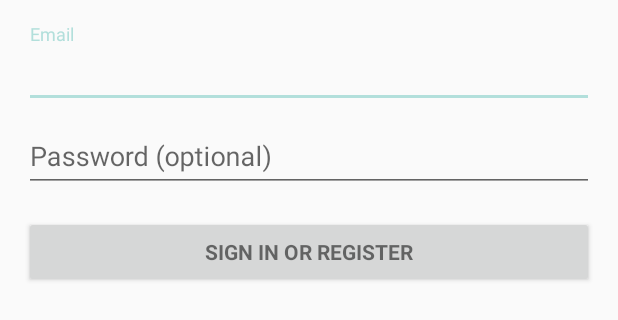
After one commit to lucy-ar/mobile-app, an Android app: the layout activity_login.xml on its own in the app's theme, with its tools: preview values and no code run, on a phone screen of 412 x 824 dp. The commit adds this screen. Shown: the top 320 px of the screen. Run offline under Robolectric (Android 15) with nearby library versions, the phone set to English and light mode, and no system bars.

Commit message:
added empty fragments for some of the menu items, login page activity. TODO: fill in these blank fragments

```diff
--- a/android-dev/app/build.gradle
+++ b/android-dev/app/build.gradle
@@ -31,6 +31,7 @@ dependencies {
     implementation fileTree(dir: 'libs', include: ['*.jar'])
     implementation 'com.android.support:appcompat-v7:28.0.0'
     implementation 'com.android.support.constraint:constraint-layout:1.1.3'
+    implementation 'com.android.support:support-v4:28.0.0'
     testImplementation 'junit:junit:4.12'
     androidTestImplementation 'com.android.support.test:runner:1.0.2'
     androidTestImplementation 'com.android.support.test.espresso:espresso-core:3.0.2'
@@ -43,5 +44,4 @@ dependencies {
     implementation 'com.squareup.retrofit2:converter-gson:2.4.0'
 
 
-
 }
--- /dev/null
+++ b/android-dev/app/src/main/res/layout/activity_login.xml
@@ -0,0 +1,78 @@
+<?xml version="1.0" encoding="utf-8"?>
+<LinearLayout xmlns:android="http://schemas.android.com/apk/res/android"
+    xmlns:tools="http://schemas.android.com/tools"
+    android:layout_width="match_parent"
+    android:layout_height="match_parent"
+    android:gravity="center_horizontal"
+    android:orientation="vertical"
+    android:paddingBottom="@dimen/activity_vertical_margin"
+    android:paddingLeft="@dimen/activity_horizontal_margin"
+    android:paddingRight="@dimen/activity_horizontal_margin"
+    android:paddingTop="@dimen/activity_vertical_margin"
+    tools:context=".LoginActivity">
+
+    <!-- Login progress -->
+    <ProgressBar
+        android:id="@+id/login_progress"
+        style="?android:attr/progressBarStyleLarge"
+        android:layout_width="wrap_content"
+        android:layout_height="wrap_content"
+        android:layout_marginBottom="8dp"
+        android:visibility="gone" />
+
+    <ScrollView
+        android:id="@+id/login_form"
+        android:layout_width="match_parent"
+        android:layout_height="match_parent">
+
+        <LinearLayout
+            android:id="@+id/email_login_form"
+            android:layout_width="match_parent"
+            android:layout_height="wrap_content"
+            android:orientation="vertical">
+
+            <android.support.design.widget.TextInputLayout
+                android:layout_width="match_parent"
+                android:layout_height="wrap_content">
+
+                <AutoCompleteTextView
+                    android:id="@+id/email"
+                    android:layout_width="match_parent"
+                    android:layout_height="wrap_content"
+                    android:hint="@string/prompt_email"
+                    android:inputType="textEmailAddress"
+                    android:maxLines="1"
+                    android:singleLine="true" />
+
+            </android.support.design.widget.TextInputLayout>
+
+            <android.support.design.widget.TextInputLayout
+                android:layout_width="match_parent"
+                android:layout_height="wrap_content">
+
+                <EditText
+                    android:id="@+id/password"
+                    android:layout_width="match_parent"
+                    android:layout_height="wrap_content"
+                    android:hint="@string/prompt_password"
+                    android:imeActionId="6"
+                    android:imeActionLabel="@string/action_sign_in_short"
+                    android:imeOptions="actionUnspecified"
+                    android:inputType="textPassword"
+                    android:maxLines="1"
+                    android:singleLine="true" />
+
+            </android.support.design.widget.TextInputLayout>
+
+            <Button
+                android:id="@+id/email_sign_in_button"
+                style="?android:textAppearanceSmall"
+                android:layout_width="match_parent"
+                android:layout_height="wrap_content"
+                android:layout_marginTop="16dp"
+                android:text="@string/action_sign_in"
+                android:textStyle="bold" />
+
+        </LinearLayout>
+    </ScrollView>
+</LinearLayout>
--- a/android-dev/app/src/main/res/layout/app_bottom_bar.xml
+++ b/android-dev/app/src/main/res/layout/app_bottom_bar.xml
@@ -7,8 +7,7 @@
 
     <TextView
         android:layout_width="match_parent"
-        android:layout_height="match_parent"
-        android:text="Hello"/>
+        android:layout_height="match_parent"/>
 
     <ImageView
         android:layout_width="wrap_content"
--- a/android-dev/app/src/main/res/values/dimens.xml
+++ b/android-dev/app/src/main/res/values/dimens.xml
@@ -1,4 +1,7 @@
 <?xml version="1.0" encoding="utf-8"?>
 <resources xmlns:tools="http://schemas.android.com/tools">
     <dimen name="design_fab_image_size" tools:override="true">36dp</dimen>
+    <!-- Default screen margins, per the Android Design guidelines. -->
+    <dimen name="activity_horizontal_margin">16dp</dimen>
+    <dimen name="activity_vertical_margin">16dp</dimen>
 </resources>
--- a/android-dev/app/src/main/res/values/strings.xml
+++ b/android-dev/app/src/main/res/values/strings.xml
@@ -6,4 +6,21 @@
     <string name="send">SEND</string>
     <string name="menu">MENU</string>
     <string name="search">SEARCH</string>
+
+    <!-- TODO: Remove or change this placeholder text -->
+    <string name="hello_blank_fragment">Hello blank fragment</string>
+    <string name="title_activity_login">Sign in</string>
+
+    <!-- Strings related to login -->
+    <string name="prompt_email">Email</string>
+    <string name="prompt_password">Password (optional)</string>
+    <string name="action_sign_in">Sign in or register</string>
+    <string name="action_sign_in_short">Sign in</string>
+    <string name="error_invalid_email">This email address is invalid</string>
+    <string name="error_invalid_password">This password is too short</string>
+    <string name="error_incorrect_password">This password is incorrect</string>
+    <string name="error_field_required">This field is required</string>
+    <string name="permission_rationale">"Contacts permissions are needed for providing email
+        completions."
+    </string>
 </resources>
```
Also changed, not shown: android-dev/app/src/main/AndroidManifest.xml (+9 -1 lines), android-dev/app/src/main/java/com/example/aidan/lucyar/LoginActivity.java (added, +349 -0 lines), android-dev/app/src/main/java/com/example/aidan/lucyar/SearchPage.java (added, +108 -0 lines), android-dev/app/src/main/java/com/example/aidan/lucyar/SettingsPage.java (added, +108 -0 lines), android-dev/app/src/main/java/com/example/aidan/lucyar/bottomAppBar.java (+29 -2 lines), android-dev/app/src/main/res/layout/fragment_search_page.xml (added, +15 -0 lines), android-dev/app/src/main/res/layout/fragment_settings_page.xml (added, +14 -0 lines), android-dev/app/src/main/res/menu/menu.xml (+5 -4 lines).
